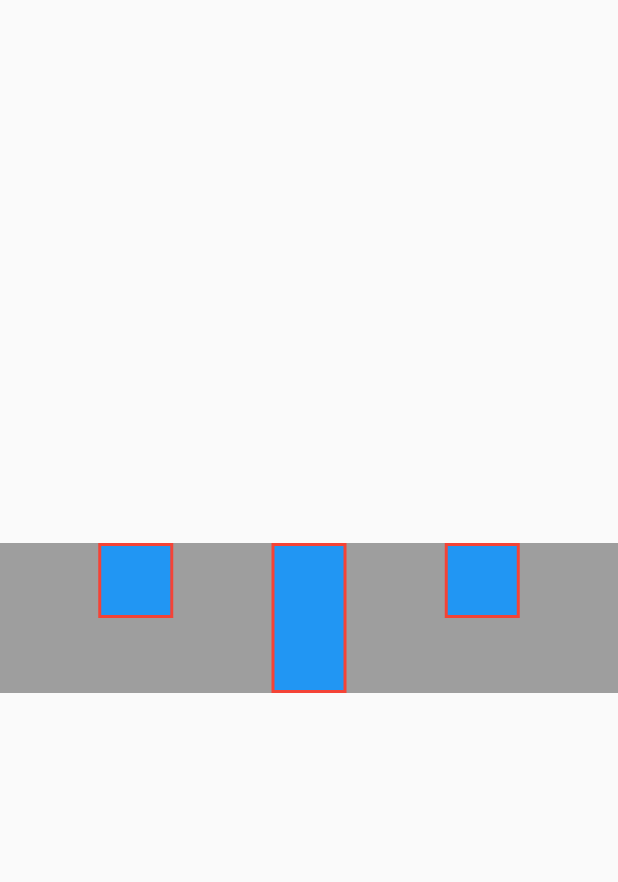
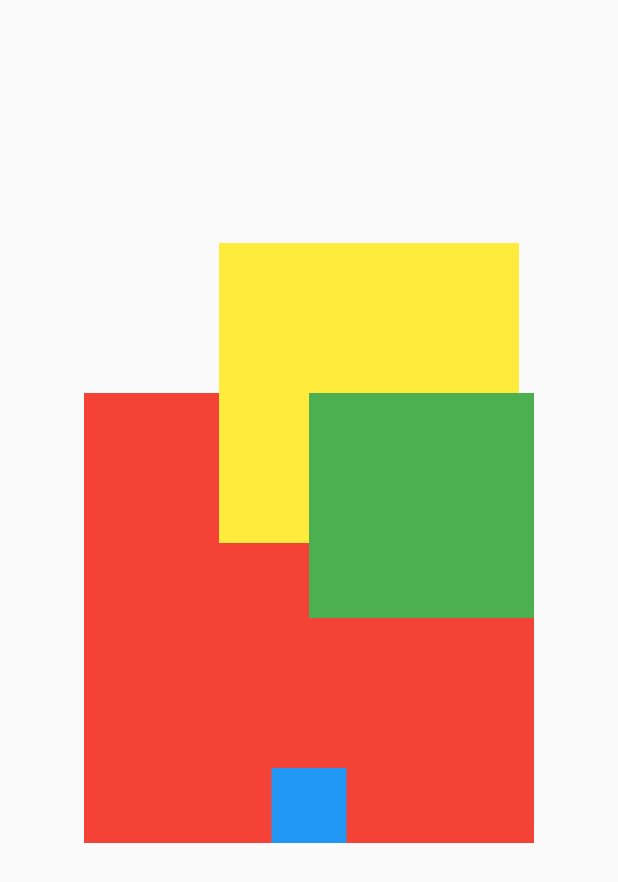
Before and after one commit to PerdanaAnja/pm_pert2_0940, a Flutter app: the screen it shows after launch, on a phone screen of 412 x 824 dp. Shown: the top 882 px of the screen. Run offline on Flutter 3.47's test engine with Material 2 defaults, Android fonts, the phone set to English and light mode, and no system bars.

Commit message:
initial commit

```diff
--- a/lib/main.dart
+++ b/lib/main.dart
@@ -1,7 +1,7 @@
 import 'package:flutter/material.dart';
 // import './padding.dart';
 // import './flexible.dart';
-import './row.dart';
+import './positioned.dart';
 
 // void main() => runApp(MyApp());
 void main() {
@@ -265,7 +265,7 @@ class MyApp extends StatelessWidget {
     return MaterialApp(
       title: "MyApp",
       debugShowCheckedModeBanner: false,
-      home: MyRow(),
+      home: MyPositioned(),
     );
   }
 }
--- /dev/null
+++ b/lib/positioned.dart
@@ -0,0 +1,34 @@
+import 'package:flutter/material.dart';
+
+class MyPositioned extends StatelessWidget {
+  const MyPositioned({Key? key}) : super(key: key);
+
+  @override
+  Widget build(BuildContext context) {
+    return Scaffold(
+        body: SafeArea(
+      child: Center(
+          child: Container(
+        width: 300,
+        height: 300,
+        color: Colors.red,
+        child: Stack(
+          alignment: Alignment.bottomCenter,
+          clipBehavior: Clip.none,
+          children: [
+            Positioned(
+              top: -100,
+              right: 10,
+              child: Container(width: 200, height: 200, color: Colors.yellow),
+            ),
+            Align(
+              alignment: Alignment.topRight,
+              child: Container(width: 150, height: 150, color: Colors.green),
+            ),
+            Container(width: 50, height: 50, color: Colors.blue),
+          ],
+        ),
+      )),
+    ));
+  }
+}
```
Also changed, not shown: lib/align.dart (added, +45 -0 lines).
